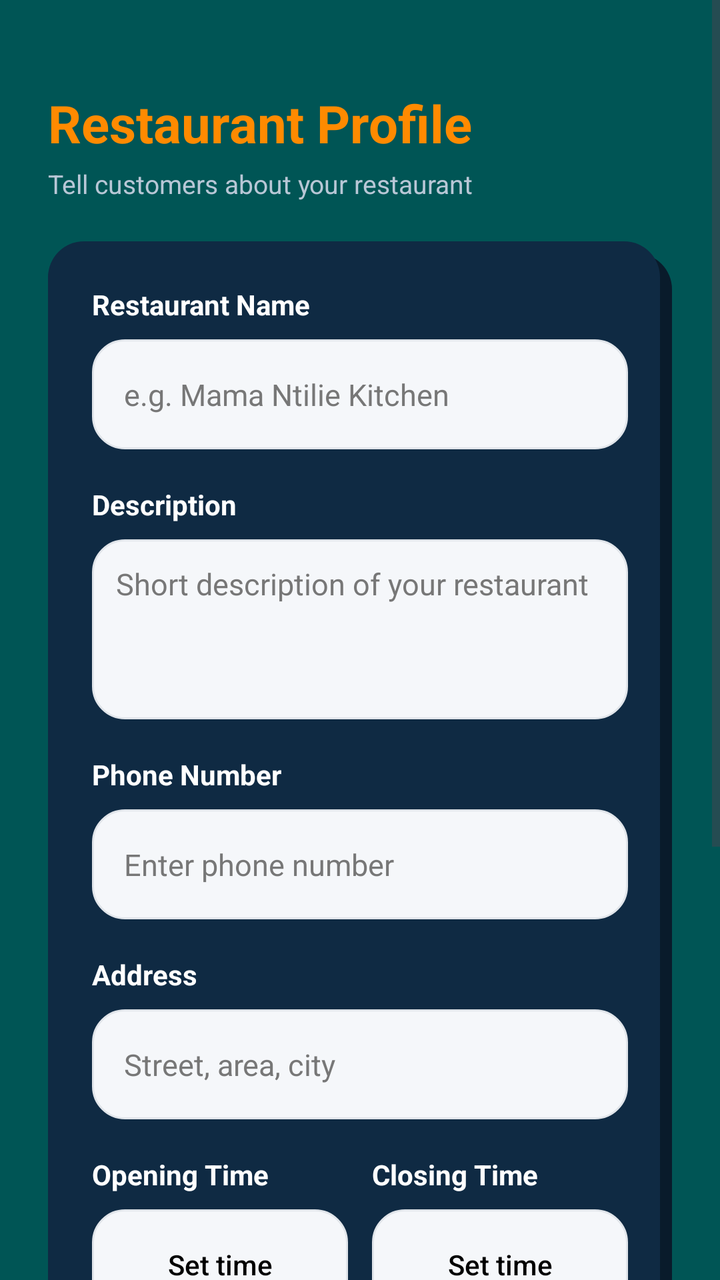
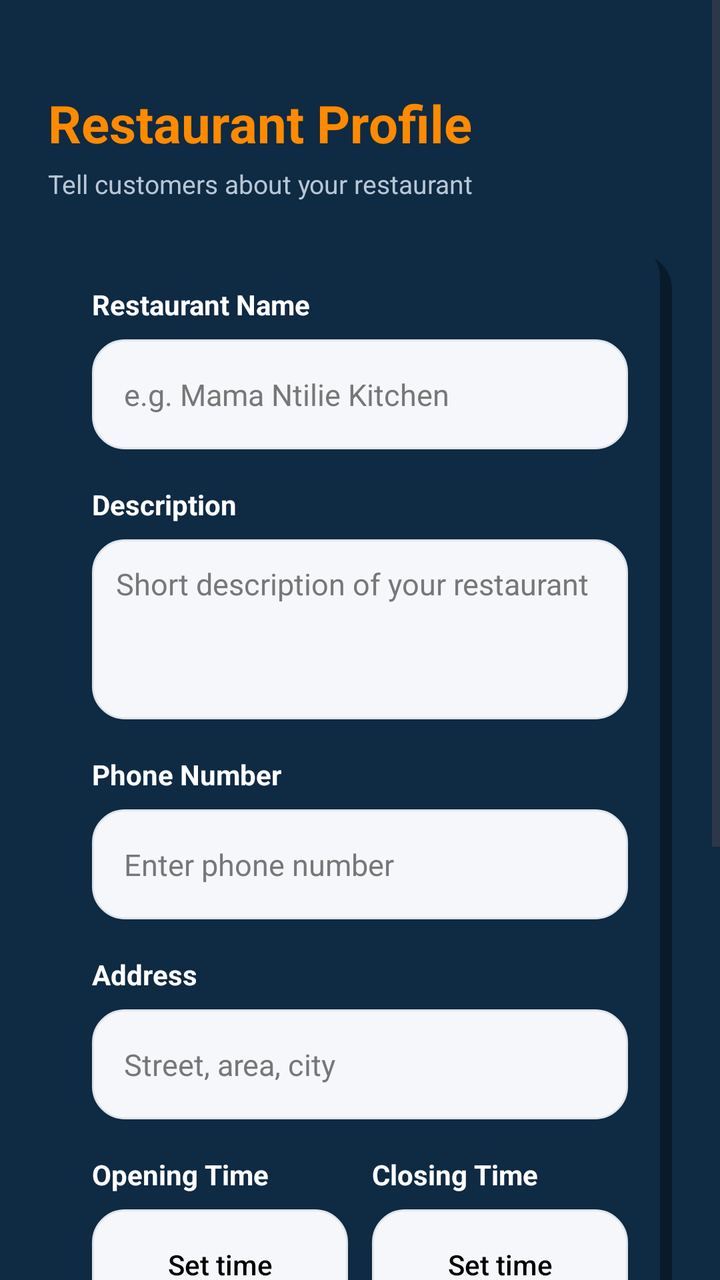

Two renders of the same Android screen: before a commit and after it. Below are the layout's source before the change and the commit's diff.
<!-- AndroidManifest.xml: application theme Theme.FoodDelivery -->
<!-- res/layout/activity_restaurant_profile.xml -->
<?xml version="1.0" encoding="utf-8"?>
<ScrollView xmlns:android="http://schemas.android.com/apk/res/android"
    android:layout_width="match_parent"
    android:layout_height="match_parent"
    android:background="#005555"
    android:fillViewport="true">

    <LinearLayout
        android:layout_width="match_parent"
        android:layout_height="wrap_content"
        android:orientation="vertical"
        android:padding="24dp">

        <TextView
            android:layout_width="wrap_content"
            android:layout_height="wrap_content"
            android:layout_marginTop="20dp"
            android:text="Restaurant Profile"
            android:textColor="#FF8A00"
            android:textSize="26sp"
            android:textStyle="bold" />

        <TextView
            android:layout_width="wrap_content"
            android:layout_height="wrap_content"
            android:layout_marginTop="4dp"
            android:layout_marginBottom="20dp"
            android:text="Tell customers about your restaurant"
            android:textColor="#B8C7D6"
            android:textSize="13sp" />

        <LinearLayout
            android:layout_width="match_parent"
            android:layout_height="wrap_content"
            android:background="@drawable/bg_neumorphic"
            android:orientation="vertical"
            android:padding="22dp">

            
            <TextView
                android:layout_width="match_parent"
                android:layout_height="wrap_content"
                android:text="Restaurant Name"
                android:textColor="#FFFFFF"
                android:textSize="14sp"
                android:textStyle="bold" />

            <EditText
                android:id="@+id/etRestaurantName"
                android:layout_width="match_parent"
                android:layout_height="55dp"
                android:layout_marginTop="8dp"
                android:background="@drawable/bg_neumorphic_input"
                android:hint="e.g. Mama Ntilie Kitchen"
                android:inputType="text"
                android:textColor="#000000"
                android:textColorHint="#777777"
                android:textSize="15sp" />

            
            <TextView
                android:layout_width="match_parent"
                android:layout_height="wrap_content"
                android:layout_marginTop="18dp"
                android:text="Description"
                android:textColor="#FFFFFF"
                android:textSize="14sp"
                android:textStyle="bold" />

            <EditText
                android:id="@+id/etDescription"
                android:layout_width="match_parent"
                android:layout_height="90dp"
                android:layout_marginTop="8dp"
                android:background="@drawable/bg_neumorphic_input"
                android:gravity="top|start"
                android:hint="Short description of your restaurant"
                android:inputType="textMultiLine"
                android:padding="12dp"
                android:textColor="#000000"
                android:textColorHint="#777777"
                android:textSize="15sp" />

            
            <TextView
                android:layout_width="match_parent"
                android:layout_height="wrap_content"
                android:layout_marginTop="18dp"
                android:text="Phone Number"
                android:textColor="#FFFFFF"
                android:textSize="14sp"
                android:textStyle="bold" />

            <EditText
                android:id="@+id/etRestaurantPhone"
                android:layout_width="match_parent"
                android:layout_height="55dp"
                android:layout_marginTop="8dp"
                android:background="@drawable/bg_neumorphic_input"
                android:hint="Enter phone number"
                android:inputType="phone"
                android:textColor="#000000"
                android:textColorHint="#777777"
                android:textSize="15sp" />

            
            <TextView
                android:layout_width="match_parent"
                android:layout_height="wrap_content"
                android:layout_marginTop="18dp"
                android:text="Address"
                android:textColor="#FFFFFF"
                android:textSize="14sp"
                android:textStyle="bold" />

            <EditText
                android:id="@+id/etAddress"
                android:layout_width="match_parent"
                android:layout_height="55dp"
                android:layout_marginTop="8dp"
                android:background="@drawable/bg_neumorphic_input"
                android:hint="Street, area, city"
                android:inputType="textPostalAddress"
                android:textColor="#000000"
                android:textColorHint="#777777"
                android:textSize="15sp" />

            
            <LinearLayout
                android:layout_width="match_parent"
                android:layout_height="wrap_content"
                android:layout_marginTop="18dp"
                android:orientation="horizontal">

                <LinearLayout
                    android:layout_width="0dp"
                    android:layout_height="wrap_content"
                    android:layout_weight="1"
                    android:orientation="vertical">

                    <TextView
                        android:layout_width="wrap_content"
                        android:layout_height="wrap_content"
                        android:text="Opening Time"
                        android:textColor="#FFFFFF"
                        android:textSize="14sp"
                        android:textStyle="bold" />

                    <Button
                        android:id="@+id/btnOpeningTime"
                        android:layout_width="match_parent"
                        android:layout_height="55dp"
                        android:layout_marginTop="8dp"
                        android:background="@drawable/bg_neumorphic_input"
                        android:text="Set time"
                        android:textAllCaps="false"
                        android:textColor="#000000"
                        android:textSize="14sp" />

                </LinearLayout>

                <View
                    android:layout_width="12dp"
                    android:layout_height="1dp" />

                <LinearLayout
                    android:layout_width="0dp"
                    android:layout_height="wrap_content"
                    android:layout_weight="1"
                    android:orientation="vertical">

                    <TextView
                        android:layout_width="wrap_content"
                        android:layout_height="wrap_content"
                        android:text="Closing Time"
                        android:textColor="#FFFFFF"
                        android:textSize="14sp"
                        android:textStyle="bold" />

                    <Button
                        android:id="@+id/btnClosingTime"
                        android:layout_width="match_parent"
                        android:layout_height="55dp"
                        android:layout_marginTop="8dp"
                        android:background="@drawable/bg_neumorphic_input"
                        android:text="Set time"
                        android:textAllCaps="false"
                        android:textColor="#000000"
                        android:textSize="14sp" />

                </LinearLayout>

            </LinearLayout>

            
            <LinearLayout
                android:layout_width="match_parent"
                android:layout_height="wrap_content"
                android:layout_marginTop="18dp"
                android:orientation="horizontal">

                <LinearLayout
                    android:layout_width="0dp"
                    android:layout_height="wrap_content"
                    android:layout_weight="1"
                    android:orientation="vertical">

                    <TextView
                        android:layout_width="wrap_content"
                        android:layout_height="wrap_content"
                        android:text="Delivery Fee"
                        android:textColor="#FFFFFF"
                        android:textSize="14sp"
                        android:textStyle="bold" />

                    <EditText
                        android:id="@+id/etDeliveryFee"
                        android:layout_width="match_parent"
                        android:layout_height="55dp"
                        android:layout_marginTop="8dp"
                        android:background="@drawable/bg_neumorphic_input"
                        android:hint="e.g. 2000"
                        android:inputType="numberDecimal"
                        android:textColor="#000000"
                        android:textColorHint="#777777"
                        android:textSize="15sp" />

                </LinearLayout>

                <View
                    android:layout_width="12dp"
                    android:layout_height="1dp" />

                <LinearLayout
                    android:layout_width="0dp"
                    android:layout_height="wrap_content"
                    android:layout_weight="1"
                    android:orientation="vertical">

                    <TextView
                        android:layout_width="wrap_content"
                        android:layout_height="wrap_content"
                        android:text="Minimum Order"
                        android:textColor="#FFFFFF"
                        android:textSize="14sp"
                        android:textStyle="bold" />

                    <EditText
                        android:id="@+id/etMinOrder"
                        android:layout_width="match_parent"
                        android:layout_height="55dp"
                        android:layout_marginTop="8dp"
                        android:background="@drawable/bg_neumorphic_input"
                        android:hint="e.g. 5000"
                        android:inputType="numberDecimal"
                        android:textColor="#000000"
                        android:textColorHint="#777777"
                        android:textSize="15sp" />

                </LinearLayout>

            </LinearLayout>

            
            <LinearLayout
                android:layout_width="match_parent"
                android:layout_height="wrap_content"
                android:layout_marginTop="22dp"
                android:gravity="center_vertical"
                android:orientation="horizontal">

                <TextView
                    android:layout_width="0dp"
                    android:layout_height="wrap_content"
                    android:layout_weight="1"
                    android:text="Restaurant is currently open"
                    android:textColor="#FFFFFF"
                    android:textSize="14sp"
                    android:textStyle="bold" />

                <Switch
                    android:id="@+id/switchOpen"
                    android:layout_width="wrap_content"
                    android:layout_height="wrap_content"
                    android:checked="true" />

            </LinearLayout>

            
            <Button
                android:id="@+id/btnSaveProfile"
                android:layout_width="match_parent"
                android:layout_height="55dp"
                android:layout_marginTop="28dp"
                android:background="@drawable/bg_neumorphic_button"
                android:elevation="6dp"
                android:text="SAVE PROFILE"
                android:textColor="#FFFFFF"
                android:textSize="16sp"
                android:textStyle="bold" />

        </LinearLayout>

        <View
            android:layout_width="match_parent"
            android:layout_height="30dp" />

    </LinearLayout>

</ScrollView>
<!-- resources referenced by this layout -->
<resources>
  <!-- drawable bg_neumorphic (drawable) -->
  <?xml version="1.0" encoding="utf-8"?>
  <layer-list xmlns:android="http://schemas.android.com/apk/res/android">
  
      
      <item
          android:left="6dp"
          android:top="6dp"
          android:right="0dp"
          android:bottom="0dp">
  
          <shape android:shape="rectangle">
              <corners android:radius="18dp" />
              <solid android:color="#091B2B" />
          </shape>
  
      </item>
  
      
      <item
          android:left="0dp"
          android:top="0dp"
          android:right="6dp"
          android:bottom="6dp">
  
          <shape android:shape="rectangle">
              <corners android:radius="18dp" />
              <solid android:color="#0F2A43" />
          </shape>
  
      </item>
  
  </layer-list>
  <!-- drawable bg_neumorphic_button (drawable) -->
  <?xml version="1.0" encoding="utf-8"?>
  <selector xmlns:android="http://schemas.android.com/apk/res/android">
  
      <item android:state_pressed="true">
  
          <shape android:shape="rectangle">
  
              <corners android:radius="18dp" />
  
              <solid android:color="#D84315" />
  
              <padding
                  android:left="16dp"
                  android:top="0dp"
                  android:right="16dp"
                  android:bottom="0dp" />
  
          </shape>
  
      </item>
  
      <item>
  
          <shape android:shape="rectangle">
  
              <corners android:radius="18dp" />
  
              <solid android:color="#163B59" />
              <padding
                  android:left="16dp"
                  android:top="0dp"
                  android:right="16dp"
                  android:bottom="0dp" />
  
          </shape>
  
      </item>
  
  </selector>
  <!-- drawable bg_neumorphic_input (drawable) -->
  <?xml version="1.0" encoding="utf-8"?>
  <shape xmlns:android="http://schemas.android.com/apk/res/android"
      android:shape="rectangle">
  
      <corners android:radius="16dp" />
  
      <solid android:color="#F5F7FA" />
  
      <padding
          android:left="16dp"
          android:top="0dp"
          android:right="16dp"
          android:bottom="0dp" />
  
      <stroke
          android:width="1dp"
          android:color="#E1E5EA" />
  
  </shape>
  <style name="Theme.FoodDelivery" parent="Base.Theme.FoodDelivery" />
  <style name="Base.Theme.FoodDelivery" parent="Theme.Material3.DayNight.NoActionBar">
          
          
      </style>
</resources>

<!-- the commit's change to res/layout/activity_restaurant_profile.xml (unified diff, before → after) -->
@@ -2,7 +2,7 @@
 <ScrollView xmlns:android="http://schemas.android.com/apk/res/android"
     android:layout_width="match_parent"
     android:layout_height="match_parent"
-    android:background="#005555"
+    android:background="#0F2A43"
     android:fillViewport="true">
 
     <LinearLayout
